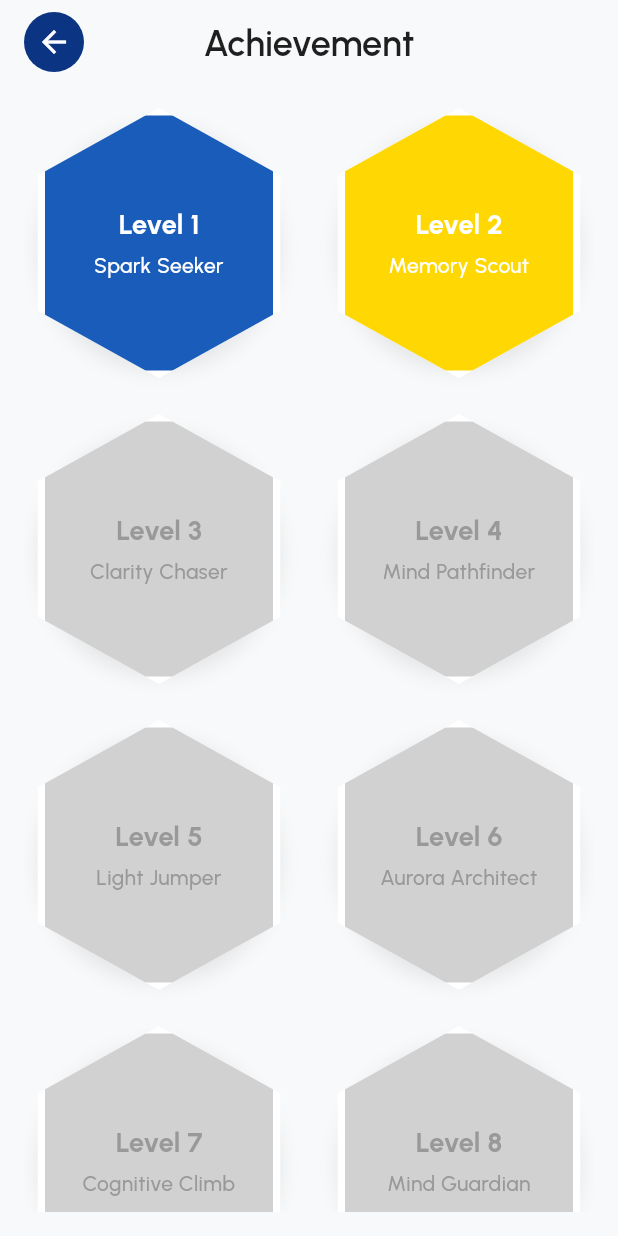
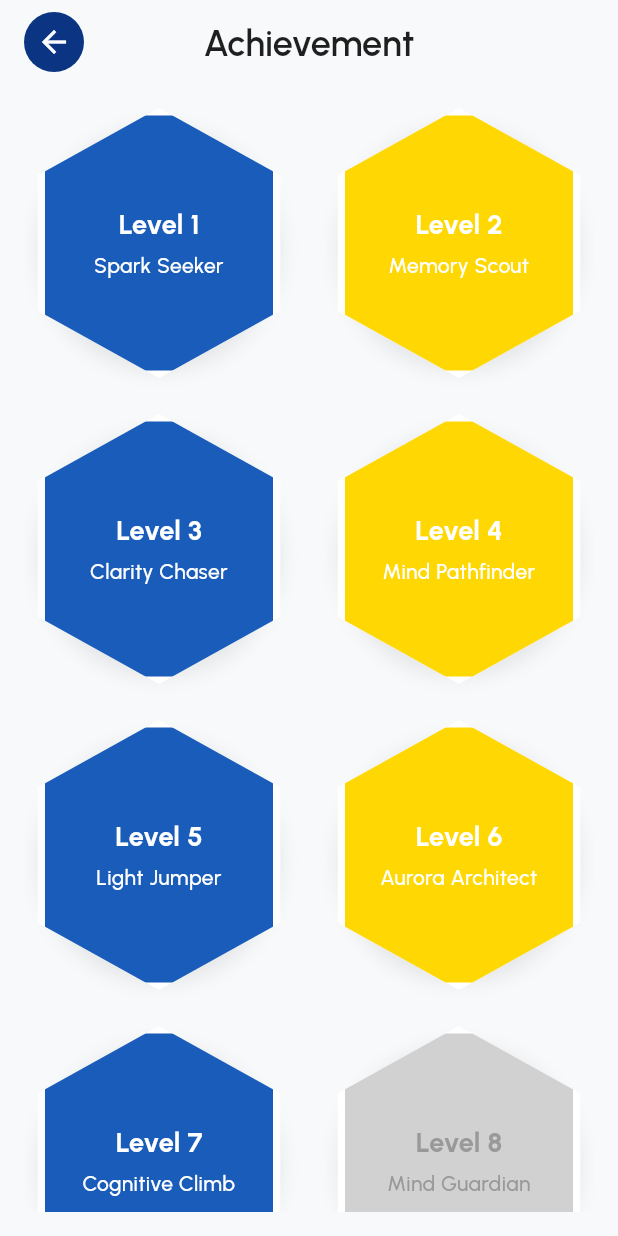
Before and after one commit to Idoo0/neurokit, a Flutter app: the BadgesPage screen opened by its route, on a phone screen of 412 x 824 dp. Run offline on Flutter 3.47's test engine with Material 3 defaults, Android fonts, the phone set to English and light mode, and no system bars; our stand-ins replace flutter_svg, get, google_fonts, shared_preferences; accounts and stored records are empty.

Commit message:
feat: add logic for unlock badge

```diff
--- a/lib/view/badges_page.dart
+++ b/lib/view/badges_page.dart
@@ -1,3 +1,5 @@
+// badges_page.dart
+
 import 'package:flutter/material.dart';
 import '../utils.dart';
 
@@ -24,60 +26,42 @@ class BadgesPage extends StatelessWidget {
 
   @override
   Widget build(BuildContext context) {
-    // Warna kustom sesuai permintaan Anda
+    // --- LANGKAH 1: SIMULASI SKOR STREAK ---
+    // Ganti nilai ini untuk menguji lencana yang berbeda.
+    // Nantinya, nilai ini akan diambil dari local storage.
+    final int currentStreak = 364;
+
+    // Warna kustom
     const Color badgeBlue = Color(0xFF1A5CBA);
     const Color badgeYellow = Color(0xFFFFD702);
 
-    final List<BadgeInfo> badges = [
-      BadgeInfo(
-        level: 'Level 1',
-        title: 'Spark Seeker',
-        isUnlocked: true,
-        color: badgeBlue,
-      ),
-      BadgeInfo(
-        level: 'Level 2',
-        title: 'Memory Scout',
-        isUnlocked: true,
-        color: badgeYellow,
-      ),
-      BadgeInfo(
-        level: 'Level 3',
-        title: 'Clarity Chaser',
-        isUnlocked: false,
-        color: Colors.grey,
-      ),
-      BadgeInfo(
-        level: 'Level 4',
-        title: 'Mind Pathfinder',
-        isUnlocked: false,
-        color: Colors.grey,
-      ),
-      BadgeInfo(
-        level: 'Level 5',
-        title: 'Light Jumper',
-        isUnlocked: false,
-        color: Colors.grey,
-      ),
-      BadgeInfo(
-        level: 'Level 6',
-        title: 'Aurora Architect',
-        isUnlocked: false,
-        color: Colors.grey,
-      ),
-      BadgeInfo(
-        level: 'Level 7',
-        title: 'Cognitive Climb',
-        isUnlocked: false,
-        color: Colors.grey,
-      ),
-      BadgeInfo(
-        level: 'Level 8',
-        title: 'Mind Guardian',
-        isUnlocked: false,
-        color: Colors.grey,
-      ),
+    // --- LANGKAH 2: DEFINISIKAN SEMUA LENCANA DAN SYARATNYA ---
+    // Daftar ini berisi semua kemungkinan lencana dan skor yang dibutuhkan untuk membukanya.
+    final List<Map<String, dynamic>> allBadgesData = [
+      {'level': 'Level 1', 'title': 'Spark Seeker', 'requiredStreak': 1, 'color': badgeBlue},
+      {'level': 'Level 2', 'title': 'Memory Scout', 'requiredStreak': 7, 'color': badgeYellow},
+      {'level': 'Level 3', 'title': 'Clarity Chaser', 'requiredStreak': 14, 'color': badgeBlue},
+      {'level': 'Level 4', 'title': 'Mind Pathfinder', 'requiredStreak': 30, 'color': badgeYellow},
+      {'level': 'Level 5', 'title': 'Light Jumper', 'requiredStreak': 60, 'color': badgeBlue},
+      {'level': 'Level 6', 'title': 'Aurora Architect', 'requiredStreak': 90, 'color': badgeYellow},
+      {'level': 'Level 7', 'title': 'Cognitive Climb', 'requiredStreak': 180, 'color': badgeBlue},
+      {'level': 'Level 8', 'title': 'Mind Guardian', 'requiredStreak': 365, 'color': badgeYellow},
     ];
+
+    // --- LANGKAH 3: BUAT DAFTAR LENCANA SECARA DINAMIS ---
+    // Kita menggunakan .map() untuk mengubah allBadgesData menjadi List<BadgeInfo>
+    // sambil memeriksa apakah lencana sudah terbuka atau belum.
+    final List<BadgeInfo> badges = allBadgesData.map((badgeData) {
+      final bool isUnlocked = currentStreak >= badgeData['requiredStreak'];
+      return BadgeInfo(
+        level: badgeData['level'],
+        title: badgeData['title'],
+        isUnlocked: isUnlocked,
+        // Jika terbuka, gunakan warna aslinya. Jika tidak, gunakan abu-abu.
+        color: isUnlocked ? badgeData['color'] : Colors.grey,
+      );
+    }).toList();
+
 
     return Scaffold(
       backgroundColor: const Color(0xFFF8F9FA),
@@ -115,14 +99,13 @@ class BadgesPage extends StatelessWidget {
   }
 
   Widget _buildBadgeItem(BadgeInfo badge) {
+    // Logika di sini tidak perlu diubah, karena sudah membaca status 'isUnlocked'
     final Color badgeColor = badge.isUnlocked ? badge.color : neutral200;
     final Color textColor = badge.isUnlocked ? Colors.white : neutral400;
 
     return Column(
       mainAxisAlignment: MainAxisAlignment.center,
       children: [
-        // --- PERBAIKAN DI SINI ---
-        // Menambahkan Flexible untuk mencegah overflow di dalam Column
         Flexible(
           child: AspectRatio(
             aspectRatio: 0.9,
```
